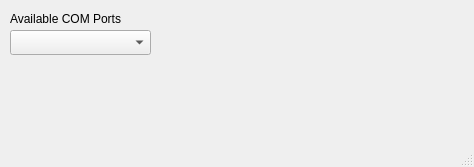
Qt form src/ui/MainWindow.ui (panchis7u7/Deep_Neural_Network) before a commit.
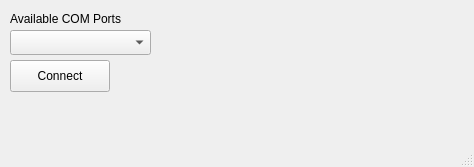
The same form after that commit.

Diff of the .ui file:
```diff
--- a/src/ui/MainWindow.ui
+++ b/src/ui/MainWindow.ui
@@ -37,6 +37,19 @@
      </rect>
     </property>
    </widget>
+   <widget class="QPushButton" name="pbConnectSerial">
+    <property name="geometry">
+     <rect>
+      <x>10</x>
+      <y>60</y>
+      <width>100</width>
+      <height>32</height>
+     </rect>
+    </property>
+    <property name="text">
+     <string>Connect</string>
+    </property>
+   </widget>
   </widget>
   <widget class="QMenuBar" name="menubar">
    <property name="geometry">
```
